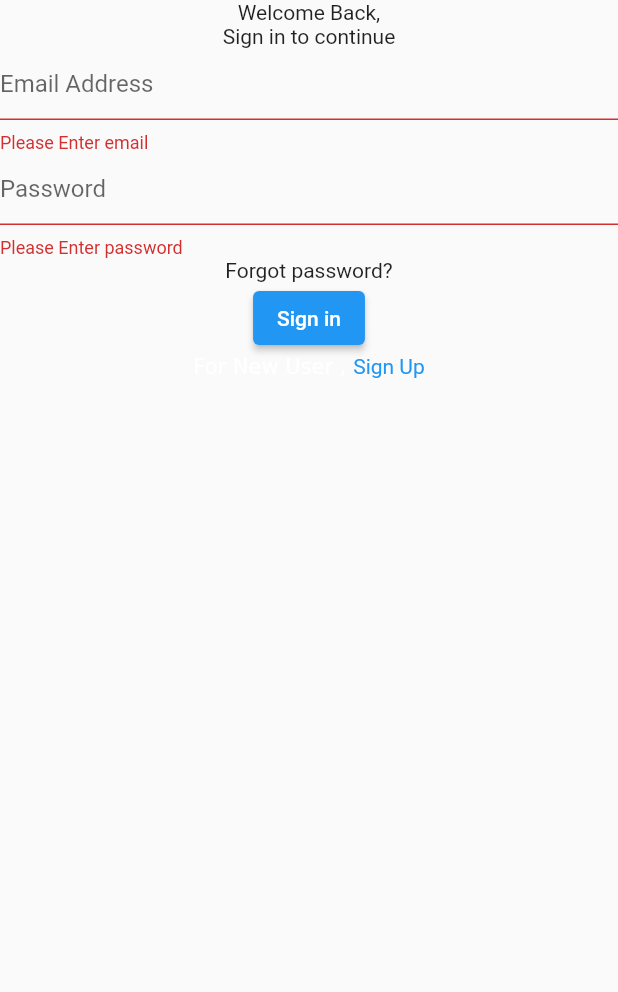
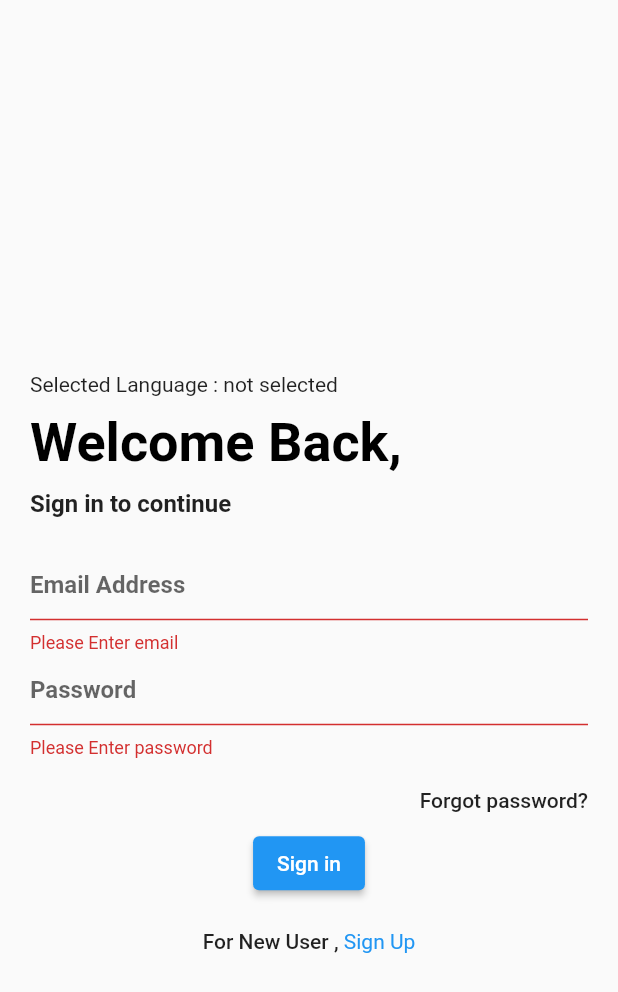
Before and after one commit to yuktaatreya/bloc_demo, a Flutter app: the LoginScreen screen opened directly, after a tap on "Sign in", on a phone screen of 412 x 824 dp. Shown: the top 992 px of the screen. Run offline on Flutter 3.47's test engine with Material 2 defaults, Android fonts, the phone set to English and light mode, and no system bars; our stand-ins replace flutter_bloc.

Commit message:
update ui

```diff
--- a/lib/second_screen/bloc/login_screen_bloc.dart
+++ b/lib/second_screen/bloc/login_screen_bloc.dart
@@ -8,7 +8,7 @@ class LoginBloc extends Bloc<LoginEvent,LoginState>{
       emit(LanguageSelectedState(event.language));
     });
     on<UserLoginEvent>((event,emit){
-      emit(LoginSuccessfulState(event.email));
+      emit(LoginSuccessfulState(event.email,event.language));
     });
   }
 
--- a/lib/second_screen/bloc/login_screen_events.dart
+++ b/lib/second_screen/bloc/login_screen_events.dart
@@ -7,5 +7,6 @@ class SelectLanguageEvent extends LoginEvent{
 class UserLoginEvent extends LoginEvent{
   final String email;
   final String password;
-  UserLoginEvent(this.email,this.password);
+  final String language;
+  UserLoginEvent(this.email,this.password,this.language);
 }
--- a/lib/second_screen/bloc/login_screen_states.dart
+++ b/lib/second_screen/bloc/login_screen_states.dart
@@ -24,7 +24,10 @@ class LoginScreenLoadingState extends LoginState {
 
 class LoginSuccessfulState extends LoginState {
   final String _email;
-  LoginSuccessfulState(this._email);
+  final String _language;
+  LoginSuccessfulState(this._email,this._language);
   @override
   String get email=> _email;
+  @override
+  String get language=> _language;
 }
--- a/lib/second_screen/login_screen.dart
+++ b/lib/second_screen/login_screen.dart
@@ -20,62 +20,105 @@ class _LoginScreenState extends State<LoginScreen> {
 
   @override
   Widget build(BuildContext context) {
-    return BlocBuilder<LoginBloc,LoginState>(
+    return BlocConsumer<LoginBloc,LoginState>(
+      listener: (context, state) {
+        if(state is LoginSuccessfulState) {
+          ScaffoldMessenger.of(context).showSnackBar(
+             const SnackBar(content: Text("Login successful !")));
+        }
+      },
         builder: (context, state) {
           return Scaffold(
-          body: Column(
+            body: Container(
+              margin: const EdgeInsets.only(left: 20,top: 60,right: 20),
+              child: Column(
+                mainAxisAlignment: MainAxisAlignment.center,
+                crossAxisAlignment: CrossAxisAlignment.start,
                 children:[
-              Text('Welcome Back,'),
-              Text('Sign in to continue'),
+                  Text("Selected Language : ${state.language??"not selected"}"),
+                  const SizedBox(
+                    height: 10,
+                  ),
+                  Text('Welcome Back,',style: Theme.of(context).textTheme.headline1,),
+                  const SizedBox(
+                    height: 10,
+                  ),
+                  Text('Sign in to continue',style: Theme.of(context).textTheme.subtitle1,),
+                  const SizedBox(
+                    height: 20,
+                  ),
                   Form(
                     key: _formKey,
                    child: Column(
+                     mainAxisAlignment: MainAxisAlignment.center,
                     children: [
                       TextFormField(
-                    decoration: InputDecoration(
-                      hintText: 'Email Address'
+                        decoration: const InputDecoration(
+                          hintText: 'Email Address',
+                          alignLabelWithHint: true,
                         ),
                         onChanged: (val){
                           email=val;
                         },
                         validator: (val){
-                      if(val==null || val!.isEmpty)
+                          if(val==null || val.isEmpty) {
                             return "Please Enter email";
+                          }
+                          return null;
                         },
                       ),
                       TextFormField(
-                    obscureText: true,
+                        obscureText: isObscureText,
                         obscuringCharacter: '*',
-                    decoration: InputDecoration(
+                        decoration: const InputDecoration(
                           hintText: 'Password',
                         ),
                         onChanged: (val){
                           password=val;
                         },
                         validator: (val){
-                      if(val==null || val!.isEmpty)
+                          if(val==null || val.isEmpty) {
                             return "Please Enter password";
+                          }
+                          return null;
                         },
                       )
                     ],
                   ),
                   ),
-              Text('Forgot password?'),
-              ElevatedButton(onPressed: (){
+                  const SizedBox(
+                    height: 20,
+                  ),
+                  Align(
+                    alignment: Alignment.centerRight,
+                      child: Text('Forgot password?',
+                        style: Theme.of(context).textTheme.bodyText1,)),
+                  const SizedBox(
+                    height: 10,
+                  ),
+                  Center(
+                    child: ElevatedButton(onPressed: (){
                      if(_formKey.currentState!.validate())
                        {
                          BlocProvider.of<LoginBloc>(context).add(
-                       UserLoginEvent(email, password));
+                             UserLoginEvent(email, password,state.language??'Not Selected'));
                        }
                     },
-                  child:Text("Sign in") ),
-            RichText(
+                        child:const Text("Sign in") ),
+                  ),
+                  const SizedBox(
+                    height: 20,
+                  ),
+                Center(
+                  child: RichText(
                     text: TextSpan(
                       children: <TextSpan>[
-                  TextSpan(text: 'For New User , '),
+                        TextSpan(text: 'For New User , ',
+                          style: Theme.of(context).textTheme.bodyText1
+                        ),
                         TextSpan(
                             text: 'Sign Up',
-                      style: TextStyle(
+                            style: const TextStyle(
                               color: Colors.blue
                             ),
                             recognizer: TapGestureRecognizer()
@@ -84,13 +127,15 @@ class _LoginScreenState extends State<LoginScreen> {
                               }),
                       ],
                     ),
+                  ),
                 )
 
                 ]
 
               ),
+            ),
           );
-      }
+        },
     );
   }
 }
```
Also changed, not shown: lib/main.dart (+27 -67 lines), pubspec.lock, 3 other files. Lines whose indentation alone changed are shown as unchanged.
